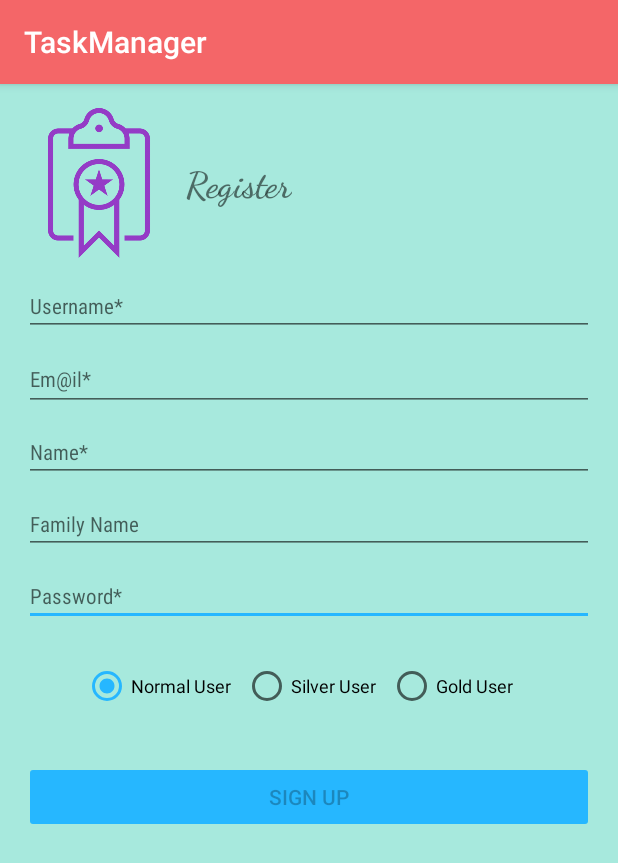
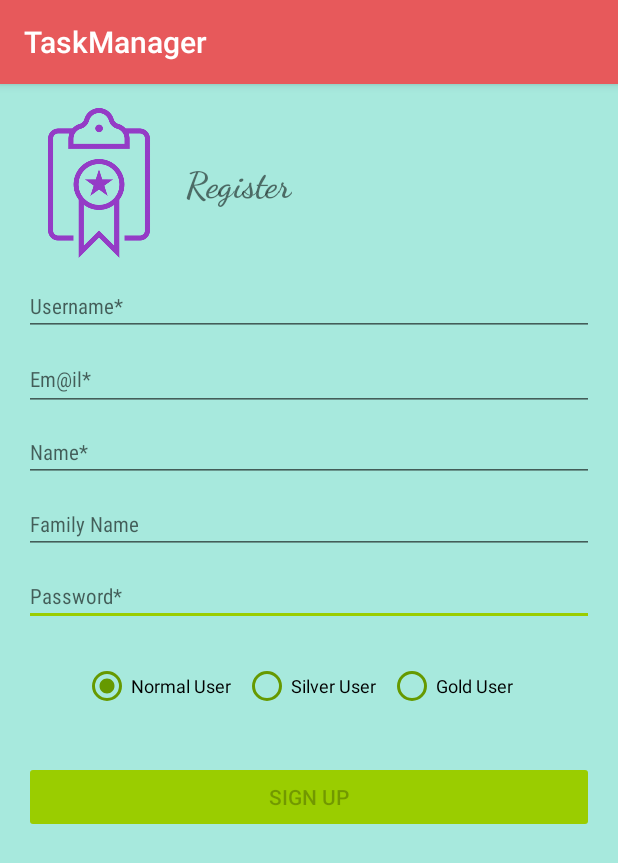
Before and after one commit to Ambrz77/comfy-manager-app, an Android app: the RegisterActivity screen opened directly, with no data from a screen before it, on a phone screen of 412 x 824 dp. Shown: the top 863 px of the screen. Run offline under Robolectric (Android 15) with nearby library versions, the light colour scheme and no system bars.

Commit message:
First Intents initialized, Error Text handled!

```diff
--- a/app/src/main/java/com/example/alireza/taskmanager/RegisterActivity.java
+++ b/app/src/main/java/com/example/alireza/taskmanager/RegisterActivity.java
@@ -12,6 +12,7 @@ import android.widget.Button;
 import android.widget.EditText;
 import android.widget.RadioButton;
 import android.widget.RadioGroup;
+import android.widget.TextView;
 
 public class RegisterActivity extends AppCompatActivity {
 
@@ -43,6 +44,7 @@ public class RegisterActivity extends AppCompatActivity {
         super.onCreate(savedInstanceState);
         setContentView(R.layout.activity_register);
         setRequestedOrientation(ActivityInfo.SCREEN_ORIENTATION_PORTRAIT);
+        final TextView RegisterError = (TextView) findViewById(R.id.RegError);
 
         Button signup = (Button) findViewById(R.id.signup);
         u = findViewById(R.id.userText);
@@ -89,10 +91,11 @@ public class RegisterActivity extends AppCompatActivity {
                 try {
                     if (!(server.isUser(user) == 1 || server.isUser(email) == 2)) {
                         server.Register(user, email, name, pass, family, type);
-                        System.out.println(u + " Registered!");
+                        RegisterError.setText(u+ "Registered!");
                         Intent Hintent = new Intent(RegisterActivity.this, HomeActivity.class);
                         startActivity(Hintent);
                     } else {
+                        RegisterError.setText("Wrong data, Please try again!");
                         throw new ExistedUserException(u + " is already registered!");
                     }
                 } catch (ExistedUserException e1) {
--- a/app/src/main/res/layout/activity_register.xml
+++ b/app/src/main/res/layout/activity_register.xml
@@ -126,6 +126,7 @@
             android:layout_width="wrap_content"
             android:layout_height="wrap_content"
             android:layout_marginStart="16dp"
+            android:buttonTint="@android:color/holo_green_dark"
             android:checked="true"
             android:text="Normal User"
             android:textSize="12sp"
@@ -138,6 +139,7 @@
             android:layout_height="wrap_content"
             android:layout_marginStart="8dp"
             android:layout_marginEnd="8dp"
+            android:buttonTint="@android:color/holo_green_dark"
             android:text="Silver User"
             android:textSize="12sp"
             app:layout_constraintEnd_toStartOf="@+id/GoldButton"
@@ -149,6 +151,7 @@
             android:layout_width="wrap_content"
             android:layout_height="wrap_content"
             android:layout_marginEnd="30dp"
+            android:buttonTint="@android:color/holo_green_dark"
             android:text="Gold User"
             android:textSize="12sp"
             app:layout_constraintEnd_toEndOf="parent"
@@ -169,4 +172,20 @@
         app:layout_constraintStart_toStartOf="parent"
         app:layout_constraintTop_toBottomOf="@+id/radioGroup" />
 
+    <TextView
+        android:id="@+id/RegError"
+        android:layout_width="wrap_content"
+        android:layout_height="wrap_content"
+        android:layout_marginStart="115dp"
+        android:layout_marginTop="25dp"
+        android:layout_marginEnd="115dp"
+        android:layout_marginBottom="153dp"
+        android:textColor="@android:color/holo_red_dark"
+        app:layout_constraintBottom_toBottomOf="parent"
+        app:layout_constraintEnd_toEndOf="parent"
+        app:layout_constraintHorizontal_bias="0.0"
+        app:layout_constraintStart_toStartOf="parent"
+        app:layout_constraintTop_toBottomOf="@+id/signup"
+        app:layout_constraintVertical_bias="0.0" />
+
 </android.support.constraint.ConstraintLayout>
--- a/app/src/main/res/values/colors.xml
+++ b/app/src/main/res/values/colors.xml
@@ -1,7 +1,7 @@
 <?xml version="1.0" encoding="utf-8"?>
 <resources>
-    <color name="colorPrimary">#26b7ff</color>
+    <color name="colorPrimary">#9acd00</color>
     <color name="colorPrimaryDark">#000ac2</color>
-    <color name="colorAccent">#f46668</color>
+    <color name="colorAccent">#e7595b</color>
     <color name="background_material_light">#a7e9dd</color>
 </resources>
```
Also changed, not shown: app/src/main/java/com/example/alireza/taskmanager/LoginActivity.java (+7 -0 lines), app/src/main/java/com/example/alireza/taskmanager/MainActivity.java (+24 -5 lines), app/src/main/res/layout/activity_login.xml (+12 -0 lines).
